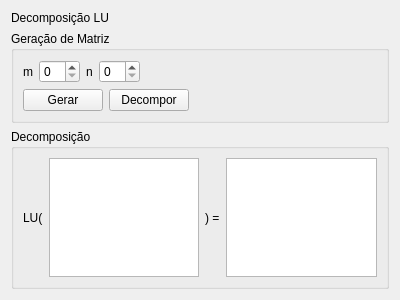
First picture: the form in Algebra/Matrix01/lu_tab.ui, repository RicardoBusta/Doutorado, before the edit.
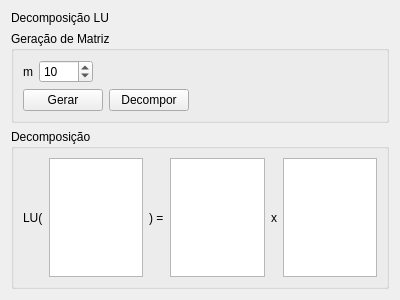
Second picture: the form after the edit.

Patch:
```diff
--- a/Algebra/Matrix01/lu_tab.ui
+++ b/Algebra/Matrix01/lu_tab.ui
@@ -37,18 +37,18 @@
          </widget>
         </item>
         <item>
-         <widget class="QSpinBox" name="spinBox"/>
-        </item>
-        <item>
-         <widget class="QLabel" name="label_3">
-          <property name="text">
-           <string>n</string>
+         <widget class="QSpinBox" name="m_spinBox">
+          <property name="minimum">
+           <number>1</number>
+          </property>
+          <property name="maximum">
+           <number>9999</number>
+          </property>
+          <property name="value">
+           <number>10</number>
           </property>
          </widget>
         </item>
-        <item>
-         <widget class="QSpinBox" name="spinBox_2"/>
-        </item>
         <item>
          <spacer name="horizontalSpacer">
           <property name="orientation">
@@ -112,7 +112,17 @@
        </widget>
       </item>
       <item>
-       <widget class="QTableWidget" name="tableWidget"/>
+       <widget class="QTableWidget" name="A_tableWidget">
+        <attribute name="horizontalHeaderDefaultSectionSize">
+         <number>60</number>
+        </attribute>
+        <attribute name="horizontalHeaderMinimumSectionSize">
+         <number>60</number>
+        </attribute>
+        <attribute name="verticalHeaderMinimumSectionSize">
+         <number>30</number>
+        </attribute>
+       </widget>
       </item>
       <item>
        <widget class="QLabel" name="label_5">
@@ -122,7 +132,43 @@
        </widget>
       </item>
       <item>
-       <widget class="QTableWidget" name="tableWidget_2"/>
+       <widget class="QTableWidget" name="B_tableWidget">
+        <property name="editTriggers">
+         <set>QAbstractItemView::NoEditTriggers</set>
+        </property>
+        <attribute name="horizontalHeaderDefaultSectionSize">
+         <number>60</number>
+        </attribute>
+        <attribute name="horizontalHeaderMinimumSectionSize">
+         <number>60</number>
+        </attribute>
+        <attribute name="verticalHeaderMinimumSectionSize">
+         <number>30</number>
+        </attribute>
+       </widget>
+      </item>
+      <item>
+       <widget class="QLabel" name="label_3">
+        <property name="text">
+         <string>x</string>
+        </property>
+       </widget>
+      </item>
+      <item>
+       <widget class="QTableWidget" name="C_tableWidget">
+        <property name="editTriggers">
+         <set>QAbstractItemView::NoEditTriggers</set>
+        </property>
+        <attribute name="horizontalHeaderDefaultSectionSize">
+         <number>60</number>
+        </attribute>
+        <attribute name="horizontalHeaderMinimumSectionSize">
+         <number>60</number>
+        </attribute>
+        <attribute name="verticalHeaderMinimumSectionSize">
+         <number>30</number>
+        </attribute>
+       </widget>
       </item>
      </layout>
     </widget>
```
